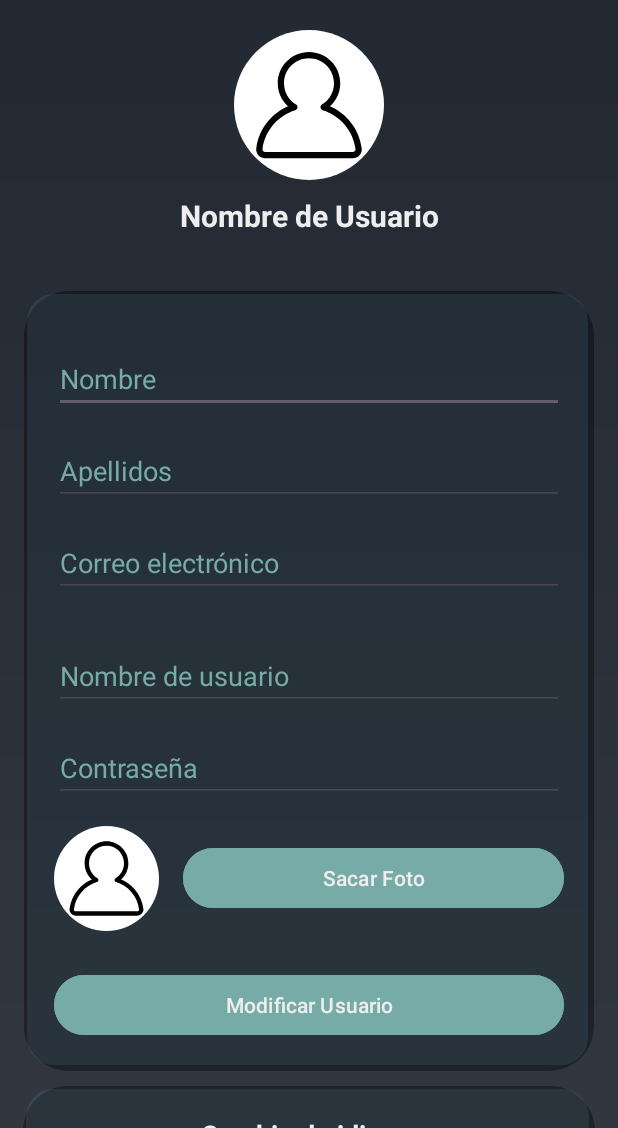
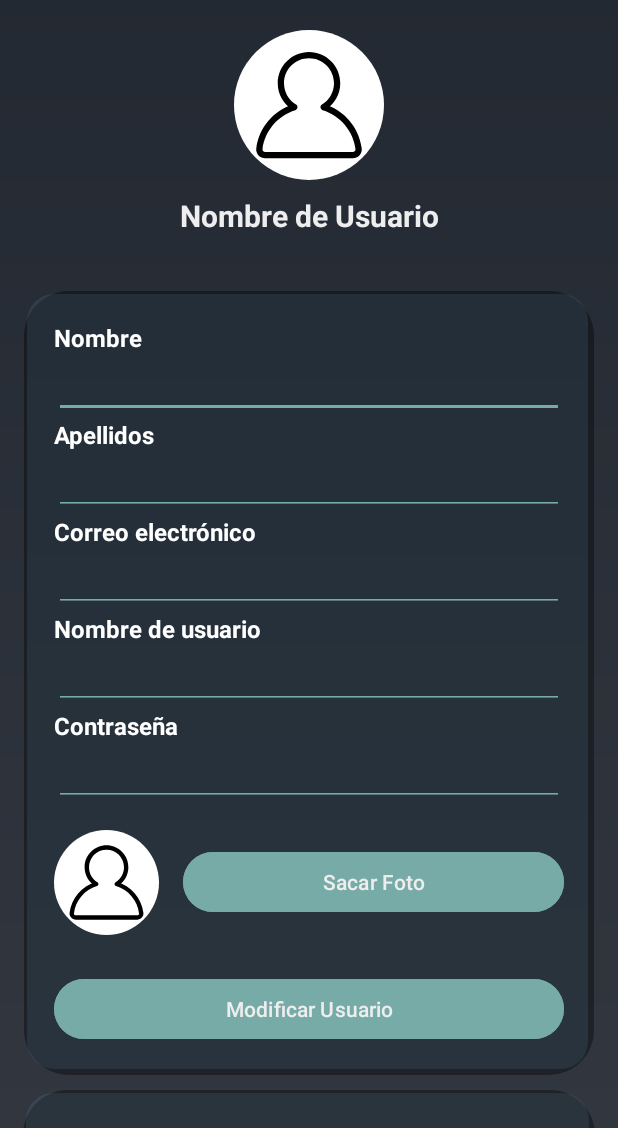
Before and after one commit to AlejandroPerezFernandez8/ComandaXpress, an Android app: the AjustesActivity screen opened directly, with no data from a screen before it, after a tap on "Sacar Foto", on a phone screen of 412 x 824 dp, the part 108-1236 px from its top. Run offline under Robolectric (Android 15) with nearby library versions, the phone set to English and light mode, and no system bars; our stand-ins replace CircleImageView; network calls fail.

```diff
--- a/ComandaXpress-APP/app/src/main/java/com/example/comandaxpress/API/UsuarioService.java
+++ b/ComandaXpress-APP/app/src/main/java/com/example/comandaxpress/API/UsuarioService.java
@@ -36,7 +36,7 @@ public class UsuarioService {
                 }, new Response.ErrorListener() {
             @Override
             public void onErrorResponse(VolleyError error) {
-                Log.e("Login Error", "Error en la solicitud: " + error.toString());
+                Log.e("Login Error", "Error en la solicitud: " +ApiMapSingleton.getInstance().getUrlUsuarioLogin()+ error.toString()) ;
                 callBack.onError(error.toString());
             }
         }) {
--- a/ComandaXpress-APP/app/src/main/java/com/example/comandaxpress/Pantallas/AjustesActivity.java
+++ b/ComandaXpress-APP/app/src/main/java/com/example/comandaxpress/Pantallas/AjustesActivity.java
@@ -21,6 +21,7 @@ import android.widget.ImageView;
 import android.widget.TextView;
 import android.widget.Toast;
 
+import androidx.activity.EdgeToEdge;
 import androidx.activity.result.ActivityResult;
 import androidx.activity.result.ActivityResultCallback;
 import androidx.activity.result.ActivityResultLauncher;
@@ -34,11 +35,13 @@ import com.example.comandaxpress.API.Clases.Usuario;
 import com.example.comandaxpress.API.Interfaces.ModificacionCallback;
 import com.example.comandaxpress.API.UsuarioService;
 import com.example.comandaxpress.R;
+import com.example.comandaxpress.Util.BotonUtils;
 import com.example.comandaxpress.Util.CryptoUtils;
 import com.example.comandaxpress.Util.MensajeUtils;
 import com.example.comandaxpress.Util.ImageUtils;
 import com.example.comandaxpress.Util.LocaleUtil;
 import com.example.comandaxpress.Util.SQLiteUtils;
+import com.google.android.material.internal.EdgeToEdgeUtils;
 import com.google.gson.Gson;
 
 import java.util.ArrayList;
@@ -60,7 +63,7 @@ public class AjustesActivity extends AppCompatActivity implements ModificacionCa
         LocaleUtil.loadLocale(this);
         super.onCreate(savedInstanceState);
         setContentView(R.layout.activity_ajustes);
-
+        EdgeToEdge.enable(this);
         sharedPreferences = getApplicationContext().getSharedPreferences("preferencias", MODE_PRIVATE);
         ImageView fotoPerfil = findViewById(R.id.fotoPerfilAjustes);
         TextView nombreUsuario = findViewById(R.id.nombreUsuarioAjustes);
@@ -85,9 +88,29 @@ public class AjustesActivity extends AppCompatActivity implements ModificacionCa
 
         imagenBandera.setOnClickListener(v -> animacionFlip());
 
+        String usuarioJson = null;
+        try {
+            Gson gson = new Gson();
+            usuarioJson = CryptoUtils.desencriptar(sharedPreferences.getString("Usuario", ""), "abc123.");
+            usuario = gson.fromJson(usuarioJson, Usuario.class);
+
+            nombreModificar.setText(usuario.getNombre());
+            apellidosModificar.setText(usuario.getApellido());
+            emailModificar.setText(usuario.getEmail());
+            nombreUsuarioModificar.setText(usuario.getUsuario());
+            contraseñaModificar.setText(usuario.getContraseña());
+            if(ImageUtils.decodeBase64ToBitmap(usuario.getFoto()) != null){
+                fotoPerfilModificar.setImageBitmap(ImageUtils.decodeBase64ToBitmap(usuario.getFoto()));
+            };
+        } catch (Exception e) {
+            e.printStackTrace();
+        }
+
+
         btnSacarFotoModificar.setOnClickListener(new View.OnClickListener() {
             @Override
             public void onClick(View v) {
+                BotonUtils.deshabilitarTemporalmente(btnSacarFotoModificar);
                 if (ContextCompat.checkSelfPermission(getApplicationContext(), Manifest.permission.CAMERA) == PackageManager.PERMISSION_GRANTED) {
                     openCamera();
                 } else {
@@ -112,6 +135,7 @@ public class AjustesActivity extends AppCompatActivity implements ModificacionCa
         btnRegistrarse.setOnClickListener(new View.OnClickListener() {
             @Override
             public void onClick(View v) {
+                BotonUtils.deshabilitarTemporalmente(btnRegistrarse);
                 // COMPROBAR LOS CAMPOS VACIOS
                 campos.add(nombreModificar);
                 campos.add(apellidosModificar);
@@ -173,6 +197,7 @@ public class AjustesActivity extends AppCompatActivity implements ModificacionCa
         btnCambiarIP.setOnClickListener(new View.OnClickListener() {
             @Override
             public void onClick(View v) {
+                BotonUtils.deshabilitarTemporalmente(btnCambiarIP);
                 String ip = etCambiarIP.getText().toString();
                 if (ip != null && !ip.isEmpty()) {
                     try {
@@ -182,7 +207,7 @@ public class AjustesActivity extends AppCompatActivity implements ModificacionCa
                             SQLiteUtils.insertarIP(AjustesActivity.this, ip);
                         }
                         ApiMapSingleton.getInstance().setIP(SQLiteUtils.getIP(AjustesActivity.this));
-                        MensajeUtils.mostrarMensaje(AjustesActivity.this,R.string.CambioIP);
+                        MensajeUtils.mostrarMensaje(AjustesActivity.this,R.string.CambioIP + ": " + ApiMapSingleton.getInstance().getIP());
                     } catch (Exception ex) {
                         MensajeUtils.mostrarError(AjustesActivity.this,R.string.errorCambioIP);
                         Log.d("Error IP", ex.getMessage());
@@ -271,7 +296,7 @@ public class AjustesActivity extends AppCompatActivity implements ModificacionCa
 
     @Override
     public void onRegistroFailed(String error) {
-        if (error.contains("Usuario duplicado")) {
+        if (error.contains("Duplicated Entry")) {
             MensajeUtils.mostrarError(AjustesActivity.this,R.string.errorUsuarioDuplicado);
         } else {
             MensajeUtils.mostrarError(AjustesActivity.this,R.string.errorModificacion);
--- a/ComandaXpress-APP/app/src/main/java/com/example/comandaxpress/Pantallas/LoginActivity.java
+++ b/ComandaXpress-APP/app/src/main/java/com/example/comandaxpress/Pantallas/LoginActivity.java
@@ -116,6 +116,7 @@ public class LoginActivity extends AppCompatActivity implements LoginCallBack {
     public void onError(String message) {
         dialogoDeCarga.dismissDialog();
         //SE NOTIFICA AL USUARIO DE QUE EL USUARIO NO EXISTE
+        Log.e("Login error",message);
         if (message.contains("AuthFailureError")){
             MensajeUtils.mostrarError(this,R.string.errorUsuarioNoExiste);
         }else if (message.contains("host")){
@@ -145,6 +146,7 @@ public class LoginActivity extends AppCompatActivity implements LoginCallBack {
                     SQLiteUtils.modificarIP(LoginActivity.this, ip);
                 }
                 ApiMapSingleton.getInstance().setIP(ip);
+                MensajeUtils.mostrarMensaje(LoginActivity.this,R.string.CambioIP + ": " + ApiMapSingleton.getInstance().getIP());
             }
         });
         builder.setNegativeButton("Cancelar", new DialogInterface.OnClickListener() {
--- a/ComandaXpress-APP/app/src/main/java/com/example/comandaxpress/Pantallas/MesaTicketActivity.java
+++ b/ComandaXpress-APP/app/src/main/java/com/example/comandaxpress/Pantallas/MesaTicketActivity.java
@@ -32,6 +32,7 @@ import com.example.comandaxpress.Adapters.TicketProductoAdapter;
 import com.example.comandaxpress.ClasesHelper.ProductoCantidad;
 import com.example.comandaxpress.Pantallas.Fragment.DialogoCategoriasFragment;
 import com.example.comandaxpress.R;
+import com.example.comandaxpress.Util.BotonUtils;
 import com.example.comandaxpress.Util.CryptoUtils;
 import com.example.comandaxpress.Util.MensajeUtils;
 import com.google.gson.Gson;
@@ -79,6 +80,7 @@ public class MesaTicketActivity extends AppCompatActivity implements GetAllCateg
         btnAñadirProducto.setOnClickListener(new View.OnClickListener() {
             @Override
             public void onClick(View v) {
+                BotonUtils.deshabilitarTemporalmente(btnAñadirProducto);
                 CategoriaService.getAllCategorias(MesaTicketActivity.this, MesaTicketActivity.this);
             }
         });
@@ -105,6 +107,7 @@ public class MesaTicketActivity extends AppCompatActivity implements GetAllCateg
         btncobrarMesa.setOnClickListener(new View.OnClickListener() {
             @Override
             public void onClick(View v) {
+                BotonUtils.deshabilitarTemporalmente(btncobrarMesa);
                 AlertDialog.Builder builder = new AlertDialog.Builder(MesaTicketActivity.this);
                 LayoutInflater inflater = MesaTicketActivity.this.getLayoutInflater();
                 View dialogView = inflater.inflate(R.layout.cobrar_mesa_modal, null);
--- a/ComandaXpress-APP/app/src/main/java/com/example/comandaxpress/Pantallas/RegistroActivity.java
+++ b/ComandaXpress-APP/app/src/main/java/com/example/comandaxpress/Pantallas/RegistroActivity.java
@@ -9,6 +9,7 @@ import android.os.Bundle;
 import android.provider.MediaStore;
 import android.text.Editable;
 import android.text.TextWatcher;
+import android.util.Log;
 import android.view.View;
 import android.widget.Button;
 import android.widget.EditText;
@@ -120,10 +121,12 @@ public class RegistroActivity extends AppCompatActivity implements RegistroCallb
     }
     @Override
     public void onRegistroFailed(String error) {
-        MensajeUtils.mostrarError(RegistroActivity.this,R.string.errorRegistroUsuario);
-        if(error.contains("Usuario duplicado")) {
-            nombreUsuario.setTextColor(Color.RED);
+        Log.e("RegistroError",error);
+        if(error.contains("El usuario ya existe")) {
+            nombreUsuario.setError(RegistroActivity.this.getString(R.string.errorUsuarioDuplicado));
             MensajeUtils.mostrarError(RegistroActivity.this,R.string.errorUsuarioDuplicado);
+        }else{
+            MensajeUtils.mostrarError(RegistroActivity.this,R.string.errorRegistroUsuario);
         }
     }
     public boolean comprobarVacio(List<EditText> campos) {
--- a/ComandaXpress-APP/app/src/main/java/com/example/comandaxpress/Util/BotonUtils.java
+++ b/ComandaXpress-APP/app/src/main/java/com/example/comandaxpress/Util/BotonUtils.java
@@ -1,2 +1,20 @@
-package com.example.comandaxpress.Util;public class BotonUtils {
+package com.example.comandaxpress.Util;
+
+import java.util.Timer;
+import java.util.TimerTask;
+import android.widget.Button;
+
+public class BotonUtils {
+
+    public static void deshabilitarTemporalmente(final Button button) {
+        button.setEnabled(false);
+        Timer timer = new Timer();
+        timer.schedule(new TimerTask() {
+            @Override
+            public void run() {
+                button.post(new Runnable() {
+                    @Override
+                    public void run() {button.setEnabled(true);}
+                });}}, 800);
+    }
 }
--- a/ComandaXpress-APP/app/src/main/java/com/example/comandaxpress/Util/ImageUtils.java
+++ b/ComandaXpress-APP/app/src/main/java/com/example/comandaxpress/Util/ImageUtils.java
@@ -1,6 +1,7 @@
 package com.example.comandaxpress.Util;
 
 import android.graphics.Bitmap;
+import android.graphics.BitmapFactory;
 import android.graphics.Canvas;
 import android.graphics.drawable.BitmapDrawable;
 import android.graphics.drawable.Drawable;
@@ -28,4 +29,14 @@ public class ImageUtils {
         byte[] byteArray = byteArrayOutputStream.toByteArray();
         return Base64.encodeToString(byteArray, Base64.DEFAULT);
     }
+
+    public static Bitmap decodeBase64ToBitmap(String base64Str) {
+        try {
+            byte[] decodedBytes = Base64.decode(base64Str, Base64.DEFAULT);
+            return BitmapFactory.decodeByteArray(decodedBytes, 0, decodedBytes.length);
+        } catch (IllegalArgumentException e) {
+            e.printStackTrace();
+            return null;
+        }
+    }
 }
--- a/ComandaXpress-APP/app/src/main/java/com/example/comandaxpress/Util/MensajeUtils.java
+++ b/ComandaXpress-APP/app/src/main/java/com/example/comandaxpress/Util/MensajeUtils.java
@@ -9,6 +9,8 @@ import android.view.animation.AnimationUtils;
 import android.widget.ImageView;
 import android.widget.TextView;
 import android.widget.Toast;
+
+import androidx.activity.EdgeToEdge;
 
 import com.example.comandaxpress.R;
 
--- a/ComandaXpress-APP/app/src/main/res/layout/activity_ajustes.xml
+++ b/ComandaXpress-APP/app/src/main/res/layout/activity_ajustes.xml
@@ -84,9 +84,6 @@
             android:layout_marginTop="10dp"
             android:textStyle="bold"
             />
-
-        <!-- Panel de ajustes para modificar información del usuario -->
-
         <androidx.constraintlayout.widget.ConstraintLayout
             android:id="@+id/panel"
             android:layout_width="match_parent"
@@ -100,69 +97,141 @@
             app:layout_constraintTop_toBottomOf="@+id/nombreUsuarioAjustes"
             app:layout_constraintVertical_bias="0.06">
 
-            <!-- Campos -->
-            <EditText
-                android:id="@+id/NombreModificar"
+            <!-- Nombre -->
+            <TextView
+                android:id="@+id/labelNombre"
                 android:layout_width="0dp"
                 android:layout_height="wrap_content"
-                android:layout_marginTop="16dp"
-                android:hint="@string/etNombre"
-                android:textColor="@color/colorLightBlue"
-                android:textColorHint="@color/colorLightBlue"
+                android:text="@string/etNombre"
+                android:textSize="16sp"
+                android:textColor="@color/white"
+                android:textStyle="bold"
                 app:layout_constraintEnd_toEndOf="parent"
                 app:layout_constraintStart_toStartOf="parent"
                 app:layout_constraintTop_toTopOf="parent" />
 
             <EditText
-                android:id="@+id/ApellidosModificar"
+                android:id="@+id/NombreModificar"
                 android:layout_width="0dp"
                 android:layout_height="wrap_content"
-                android:layout_marginTop="16dp"
-                android:hint="@string/etApellidos"
                 android:textColor="@color/colorLightBlue"
-                android:textColorHint="@color/colorLightBlue"
+                android:textSize="16sp"
+                android:backgroundTint="@color/colorLightBlue"
+                android:imeOptions="actionNext"
+                android:inputType="textPersonName"
+                android:nextFocusForward="@id/ApellidosModificar"
+                app:layout_constraintEnd_toEndOf="parent"
+                app:layout_constraintStart_toStartOf="parent"
+                app:layout_constraintTop_toBottomOf="@+id/labelNombre" />
+
+            <!-- Apellidos -->
+            <TextView
+                android:id="@+id/labelApellidos"
+                android:layout_width="0dp"
+                android:layout_height="wrap_content"
+                android:text="@string/etApellidos"
+                android:textSize="16sp"
+                android:textColor="@color/white"
+                android:textStyle="bold"
                 app:layout_constraintEnd_toEndOf="parent"
                 app:layout_constraintStart_toStartOf="parent"
                 app:layout_constraintTop_toBottomOf="@+id/NombreModificar" />
 
             <EditText
-                android:id="@+id/EmailModificar"
+                android:id="@+id/ApellidosModificar"
                 android:layout_width="0dp"
                 android:layout_height="wrap_content"
-                android:layout_marginTop="16dp"
-                android:hint="@string/etEmail"
-                android:inputType="textEmailAddress"
                 android:textColor="@color/colorLightBlue"
-                android:textColorHint="@color/colorLightBlue"
+                android:textSize="16sp"
+                android:backgroundTint="@color/colorLightBlue"
+                android:imeOptions="actionNext"
+                android:inputType="textPersonName"
+                android:nextFocusForward="@id/EmailModificar"
+                app:layout_constraintEnd_toEndOf="parent"
+                app:layout_constraintStart_toStartOf="parent"
+                app:layout_constraintTop_toBottomOf="@+id/labelApellidos" />
+
+            <!-- Email -->
+            <TextView
+                android:id="@+id/labelEmail"
+                android:layout_width="0dp"
+                android:layout_height="wrap_content"
+                android:text="@string/etEmail"
+                android:textSize="16sp"
+                android:textColor="@color/white"
+                android:textStyle="bold"
                 app:layout_constraintEnd_toEndOf="parent"
                 app:layout_constraintStart_toStartOf="parent"
                 app:layout_constraintTop_toBottomOf="@+id/ApellidosModificar" />
 
             <EditText
-                android:id="@+id/NombreUsuarioModificar"
+                android:id="@+id/EmailModificar"
                 android:layout_width="0dp"
                 android:layout_height="wrap_content"
-                android:layout_marginTop="30dp"
-                android:hint="@string/etNombreUsuario"
+                android:inputType="textEmailAddress"
                 android:textColor="@color/colorLightBlue"
-                android:textColorHint="@color/colorLightBlue"
+                android:textSize="16sp"
+                android:backgroundTint="@color/colorLightBlue"
+                android:imeOptions="actionNext"
+                android:nextFocusForward="@id/NombreUsuarioModificar"
+                app:layout_constraintEnd_toEndOf="parent"
+                app:layout_constraintStart_toStartOf="parent"
+                app:layout_constraintTop_toBottomOf="@+id/labelEmail" />
+
+            <!-- Nombre de Usuario -->
+            <TextView
+                android:id="@+id/labelNombreUsuario"
+                android:layout_width="0dp"
+                android:layout_height="wrap_content"
+                android:text="@string/etNombreUsuario"
+                android:textSize="16sp"
+                android:textColor="@color/white"
+                android:textStyle="bold"
                 app:layout_constraintEnd_toEndOf="parent"
                 app:layout_constraintStart_toStartOf="parent"
                 app:layout_constraintTop_toBottomOf="@+id/EmailModificar" />
 
             <EditText
-                android:id="@+id/ContraseñaModificar"
+                android:id="@+id/NombreUsuarioModificar"
                 android:layout_width="0dp"
                 android:layout_height="wrap_content"
-                android:layout_marginTop="16dp"
-                android:hint="@string/etContraseña"
-                android:inputType="textPassword"
                 android:textColor="@color/colorLightBlue"
-                android:textColorHint="@color/colorLightBlue"
+                android:textSize="16sp"
+                android:backgroundTint="@color/colorLightBlue"
+                android:imeOptions="actionNext"
+                android:inputType="textPersonName"
+                android:nextFocusForward="@id/ContraseñaModificar"
+                app:layout_constraintEnd_toEndOf="parent"
+                app:layout_constraintStart_toStartOf="parent"
+                app:layout_constraintTop_toBottomOf="@+id/labelNombreUsuario" />
+
+            <!-- Contraseña -->
+            <TextView
+                android:id="@+id/labelContraseña"
+                android:layout_width="0dp"
+                android:layout_height="wrap_content"
+                android:text="@string/etContraseña"
+                android:textSize="16sp"
+                android:textColor="@color/white"
+                android:textStyle="bold"
                 app:layout_constraintEnd_toEndOf="parent"
                 app:layout_constraintStart_toStartOf="parent"
                 app:layout_constraintTop_toBottomOf="@+id/NombreUsuarioModificar" />
 
+            <EditText
+                android:id="@+id/ContraseñaModificar"
+                android:layout_width="0dp"
+                android:layout_height="wrap_content"
+                android:inputType="textPassword"
+                android:textColor="@color/colorLightBlue"
+                android:textSize="16sp"
+                android:backgroundTint="@color/colorLightBlue"
+                android:imeOptions="actionDone"
+                app:layout_constraintEnd_toEndOf="parent"
+                app:layout_constraintStart_toStartOf="parent"
+                app:layout_constraintTop_toBottomOf="@+id/labelContraseña" />
+
+            <!-- Foto y botón para sacar foto -->
             <LinearLayout
                 android:id="@+id/layoutFotoModificar"
                 android:layout_width="0dp"
@@ -193,6 +262,7 @@
 
             </LinearLayout>
 
+            <!-- Botón de Registrarse -->
             <Button
                 android:id="@+id/btnRegistrarse"
                 android:layout_width="0dp"
@@ -200,12 +270,17 @@
                 android:layout_marginTop="25dp"
                 android:backgroundTint="@color/colorLightBlue"
                 android:text="@string/btnModificarUsuario"
+                android:textColor="@color/colorOffWhite"
                 app:layout_constraintEnd_toEndOf="parent"
                 app:layout_constraintStart_toStartOf="parent"
-                app:layout_constraintTop_toBottomOf="@+id/layoutFotoModificar"
-                android:textColor="@color/colorOffWhite"
-                />
+                app:layout_constraintTop_toBottomOf="@+id/layoutFotoModificar" />
+
         </androidx.constraintlayout.widget.ConstraintLayout>
+
+
+
+
+
 
         <androidx.constraintlayout.widget.ConstraintLayout
             android:id="@+id/panelIdioma"
--- a/ComandaXpress-APP/app/src/main/res/layout/activity_login.xml
+++ b/ComandaXpress-APP/app/src/main/res/layout/activity_login.xml
@@ -62,7 +62,8 @@
                 app:layout_constraintTop_toTopOf="parent"
                 android:textColorHint="@color/colorLightBlue"
                 android:textColor="@color/colorLightBlue"
-                />
+                android:imeOptions="actionNext"
+                android:inputType="text" />
 
             <EditText
                 android:id="@+id/Contraseña"
@@ -79,7 +80,10 @@
                 android:textColorHint="@color/colorLightBlue"
                 android:textColor="@color/colorLightBlue"
                 android:inputType="textPassword"
-                />
+                android:imeOptions="actionDone" />
+
+
+
 
             <!-- Botón de Iniciar Sesión -->
             <Button
--- a/ComandaXpress-APP/app/src/main/res/layout/activity_productos.xml
+++ b/ComandaXpress-APP/app/src/main/res/layout/activity_productos.xml
@@ -17,8 +17,7 @@
         app:layout_constraintTop_toTopOf="parent"
         app:layout_constraintStart_toStartOf="parent"
         app:layout_constraintEnd_toEndOf="parent"
-        android:padding="20dp"
-        >
+        android:padding="20dp">
 
         <TextView
             android:id="@+id/tituloAgregarProductos"
@@ -29,8 +28,7 @@
             android:textColor="@color/colorOffWhite"
             android:textSize="34sp"
             android:textStyle="bold"
-            android:textAlignment="center"
-            />
+            android:textAlignment="center" />
     </LinearLayout>
 
     <ListView
@@ -40,7 +38,7 @@
         android:divider="@android:color/transparent"
         android:dividerHeight="10dp"
         app:layout_constraintTop_toBottomOf="@id/linearLayoutTitulo"
-        app:layout_constraintBottom_toBottomOf="parent"
+        app:layout_constraintBottom_toTopOf="@id/btnAgregar"
         app:layout_constraintStart_toStartOf="parent"
         app:layout_constraintEnd_toEndOf="parent">
     </ListView>
@@ -51,8 +49,8 @@
         android:layout_height="wrap_content"
         android:text="@string/btnProductos"
         android:layout_margin="16dp"
+        android:layout_marginTop="10dp"
         app:layout_constraintBottom_toBottomOf="parent"
         android:backgroundTint="@color/colorLightBlue"
-        android:textColor="@color/colorOffWhite"
-        />
+        android:textColor="@color/colorOffWhite" />
 </androidx.constraintlayout.widget.ConstraintLayout>
--- a/ComandaXpress-APP/app/src/main/res/values/strings.xml
+++ b/ComandaXpress-APP/app/src/main/res/values/strings.xml
@@ -48,7 +48,7 @@
     <string name="btnAceptar">Aceptar</string>
     <string name="btnCancelar">Cancelar</string>
     <!-- MENSAJES DE ERROR VARIADOS-->
-    <string name="errorUsuarioNoExiste">El usuario no existe</string>
+    <string name="errorUsuarioNoExiste">Usuario o contraseña incorrectos</string>
     <string name="errorServidor">No se encuentra el servidor</string>
     <string name="errorInesperado">Error inesperado</string>
     <string name="errorCambioIP">Error al cambiar la IP</string>
```
Also changed, not shown: 1 other file.
